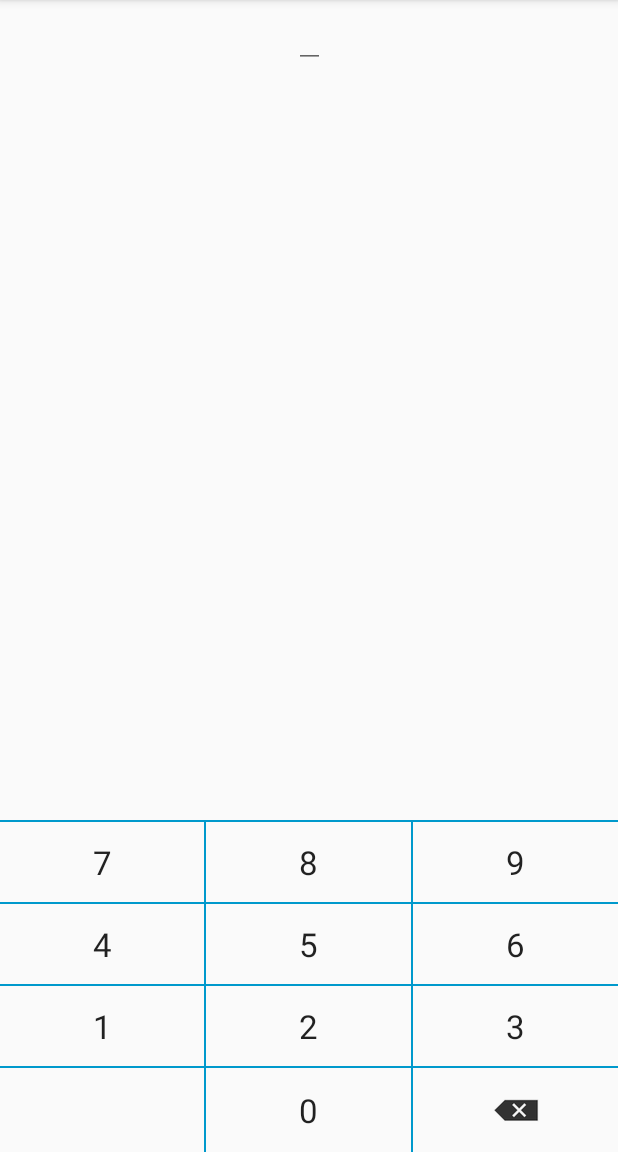
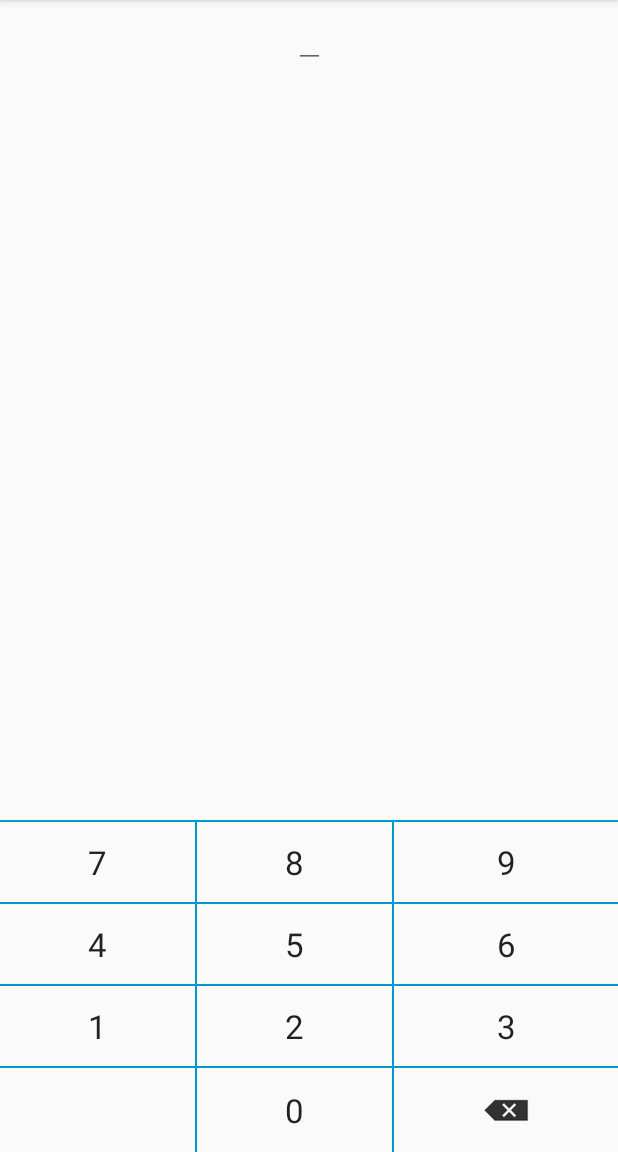
Before and after one commit to yt8492/NumericKeyboard, an Android app: the screen it shows after launch (MainActivity), on a phone screen of 412 x 824 dp, the part 84-1236 px from its top. Run offline under Robolectric (Android 15) with nearby library versions, the phone set to English and light mode, and no system bars.

```diff
--- a/app/src/main/java/com/yt8492/numerickeyboard/NumericKeyboard.kt
+++ b/app/src/main/java/com/yt8492/numerickeyboard/NumericKeyboard.kt
@@ -3,7 +3,6 @@ package com.yt8492.numerickeyboard
 import android.content.Context
 import android.util.AttributeSet
 import android.util.SparseArray
-import android.view.LayoutInflater
 import android.view.View
 import android.view.inputmethod.EditorInfo
 import android.view.inputmethod.InputConnection
@@ -37,7 +36,7 @@ class NumericKeyboard @JvmOverloads constructor(
         context.obtainStyledAttributes(attrs, R.styleable.NumericKeyboard).also { typedArray ->
             targetFieldId = typedArray.getResourceIdOrThrow(R.styleable.NumericKeyboard_targetField)
         }.recycle()
-        LayoutInflater.from(context).inflate(R.layout.numeric_keyboard, this, true).apply {
+        View.inflate(context, R.layout.numeric_keyboard, this).apply {
             numeric_key_0.setOnClickListener(this@NumericKeyboard)
             numeric_key_1.setOnClickListener(this@NumericKeyboard)
             numeric_key_2.setOnClickListener(this@NumericKeyboard)
@@ -52,7 +51,7 @@ class NumericKeyboard @JvmOverloads constructor(
         }
         dividerDrawable = context.getDrawable(R.drawable.keyboard_divider)
         showDividers = SHOW_DIVIDER_BEGINNING or LinearLayout.SHOW_DIVIDER_MIDDLE
-        children.mapNotNull { it as? TableRow }
+        children.filterIsInstance<TableRow>()
             .forEach { it.dividerDrawable = dividerDrawable }
     }
 
--- a/app/src/main/res/layout/activity_main.xml
+++ b/app/src/main/res/layout/activity_main.xml
@@ -18,7 +18,6 @@
     <com.yt8492.numerickeyboard.NumericKeyboard
             android:layout_width="match_parent"
             android:layout_height="wrap_content"
-            android:divider="@drawable/keyboard_divider"
             app:targetField="@id/target"
             app:layout_constraintStart_toStartOf="parent"
             app:layout_constraintEnd_toEndOf="parent"
--- a/app/src/main/res/layout/numeric_keyboard.xml
+++ b/app/src/main/res/layout/numeric_keyboard.xml
@@ -1,11 +1,7 @@
 <?xml version="1.0" encoding="utf-8"?>
 <merge
         xmlns:app="http://schemas.android.com/apk/res-auto"
-        xmlns:android="http://schemas.android.com/apk/res/android"
-        android:layout_width="match_parent"
-        android:layout_height="wrap_content"
-        android:divider="@drawable/keyboard_divider"
-        android:showDividers="beginning|middle">
+        xmlns:android="http://schemas.android.com/apk/res/android">
     <TableRow style="@style/KeyboardRow">
         <TextView
                 style="@style/KeyboardButton"
--- a/app/src/main/res/values/styles.xml
+++ b/app/src/main/res/values/styles.xml
@@ -16,7 +16,7 @@
     </style>
 
     <style name="KeyboardButton">
-        <item name="android:layout_width">0dp</item>
+        <item name="android:layout_width">wrap_content</item>
         <item name="android:layout_height">wrap_content</item>
         <item name="android:layout_weight">1</item>
         <item name="android:paddingTop">12dp</item>
```
